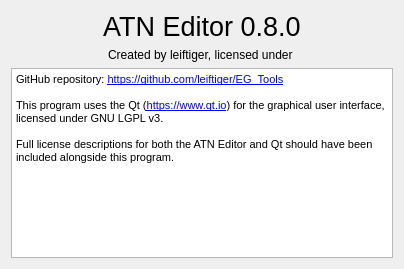
This is editor/UI/UI_AboutWindow.ui in leiftiger/EG_Tools as Qt 5 draws it before an edit. The edited form follows.
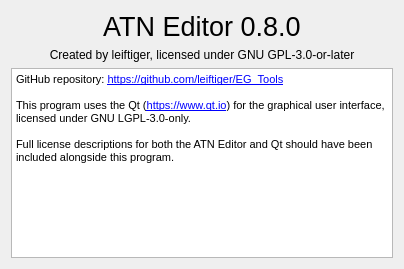
This is the edited form.

Patch:
```diff
--- a/editor/UI/UI_AboutWindow.ui
+++ b/editor/UI/UI_AboutWindow.ui
@@ -39,7 +39,7 @@
     <item>
      <widget class="QLabel" name="label_2">
       <property name="text">
-       <string>Created by leiftiger, licensed under &lt;some license&gt;</string>
+       <string>Created by leiftiger, licensed under GNU GPL-3.0-or-later</string>
       </property>
       <property name="alignment">
        <set>Qt::AlignCenter</set>
@@ -55,7 +55,7 @@
 &lt;/style&gt;&lt;/head&gt;&lt;body style=&quot; font-family:'MS Shell Dlg 2'; font-size:8.25pt; font-weight:400; font-style:normal;&quot;&gt;
 &lt;p style=&quot; margin-top:0px; margin-bottom:0px; margin-left:0px; margin-right:0px; -qt-block-indent:0; text-indent:0px;&quot;&gt;&lt;span style=&quot; font-size:8pt;&quot;&gt;GitHub repository: &lt;/span&gt;&lt;a href=&quot;https://github.com/leiftiger/EG_Tools&quot;&gt;&lt;span style=&quot; font-size:8pt; text-decoration: underline; color:#0000ff;&quot;&gt;https://github.com/leiftiger/EG_Tools&lt;/span&gt;&lt;/a&gt;&lt;/p&gt;
 &lt;p style=&quot;-qt-paragraph-type:empty; margin-top:0px; margin-bottom:0px; margin-left:0px; margin-right:0px; -qt-block-indent:0; text-indent:0px; font-size:8pt; text-decoration: underline; color:#0000ff;&quot;&gt;&lt;br /&gt;&lt;/p&gt;
-&lt;p style=&quot; margin-top:0px; margin-bottom:0px; margin-left:0px; margin-right:0px; -qt-block-indent:0; text-indent:0px;&quot;&gt;&lt;span style=&quot; font-size:8pt;&quot;&gt;This program uses the Qt (&lt;/span&gt;&lt;a href=&quot;https://www.qt.io&quot;&gt;&lt;span style=&quot; font-size:8pt; text-decoration: underline; color:#0000ff;&quot;&gt;https://www.qt.io&lt;/span&gt;&lt;/a&gt;&lt;span style=&quot; font-size:8pt;&quot;&gt;) for the graphical user interface, licensed under GNU LGPL v3.&lt;/span&gt;&lt;/p&gt;
+&lt;p style=&quot; margin-top:0px; margin-bottom:0px; margin-left:0px; margin-right:0px; -qt-block-indent:0; text-indent:0px;&quot;&gt;&lt;span style=&quot; font-size:8pt;&quot;&gt;This program uses the Qt (&lt;/span&gt;&lt;a href=&quot;https://www.qt.io&quot;&gt;&lt;span style=&quot; font-size:8pt; text-decoration: underline; color:#0000ff;&quot;&gt;https://www.qt.io&lt;/span&gt;&lt;/a&gt;&lt;span style=&quot; font-size:8pt;&quot;&gt;) for the graphical user interface, licensed under GNU LGPL-3.0-only.&lt;/span&gt;&lt;/p&gt;
 &lt;p style=&quot;-qt-paragraph-type:empty; margin-top:0px; margin-bottom:0px; margin-left:0px; margin-right:0px; -qt-block-indent:0; text-indent:0px; font-size:8pt;&quot;&gt;&lt;br /&gt;&lt;/p&gt;
 &lt;p style=&quot; margin-top:0px; margin-bottom:0px; margin-left:0px; margin-right:0px; -qt-block-indent:0; text-indent:0px;&quot;&gt;&lt;span style=&quot; font-size:8pt;&quot;&gt;Full license descriptions for both the ATN Editor and Qt should have been included alongside this program.&lt;/span&gt;&lt;/p&gt;&lt;/body&gt;&lt;/html&gt;</string>
       </property>
```
